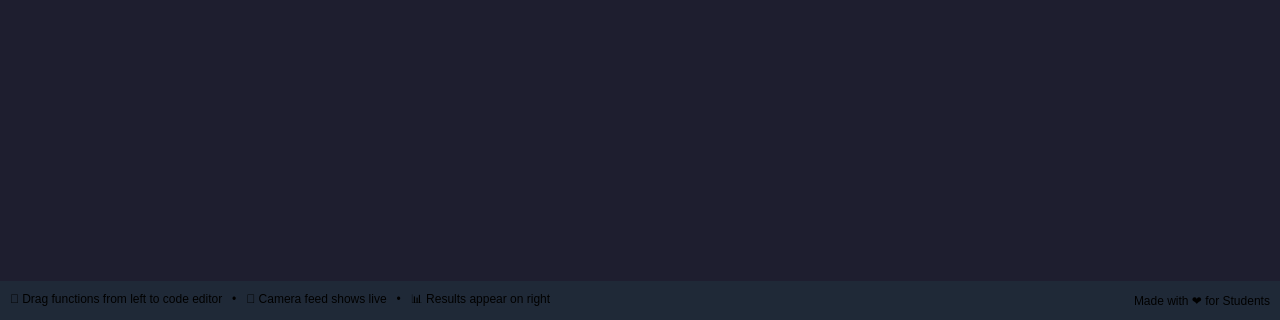
Qt form src/ui/main_window.ui (tttruc1411-tech/AI_Education_App) before a commit; both pictures show x 0 to 1280 and y 480 to 800 of the 1280 by 800 pixel window.
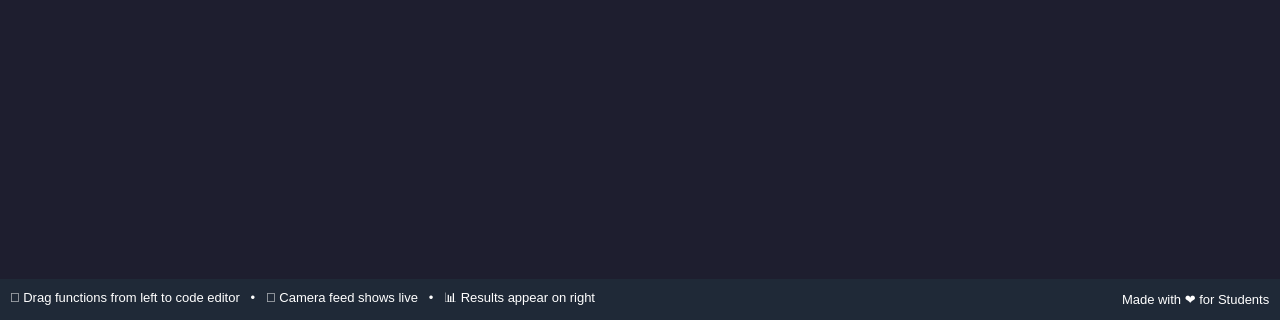
The same form after that commit.

```diff
--- a/src/ui/main_window.ui
+++ b/src/ui/main_window.ui
@@ -85,8 +85,11 @@
     /* Footer */
     #footerFrame { 
         background-color: #1f2937; 
-        color: #9ca3af; 
-        font-size: 12px; 
+    }
+    #footerHints, #footerCredit {
+        color: white; 
+        font-size: 13px;
+        background: transparent;
     }
    </string>
   </property>
```
